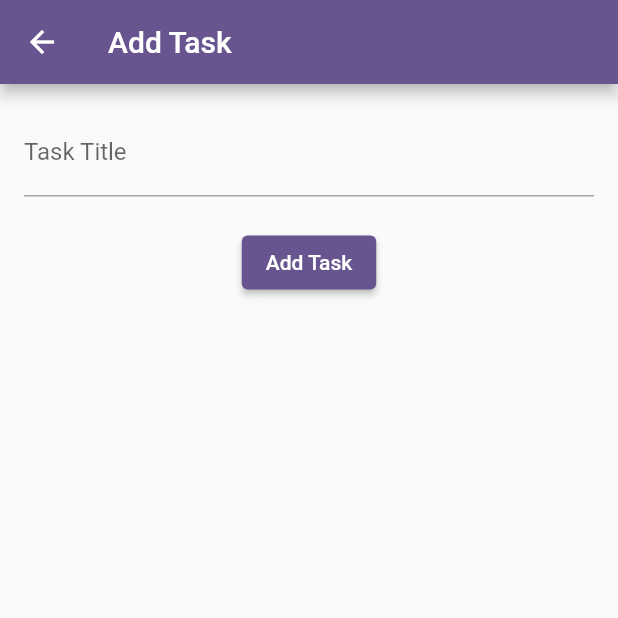
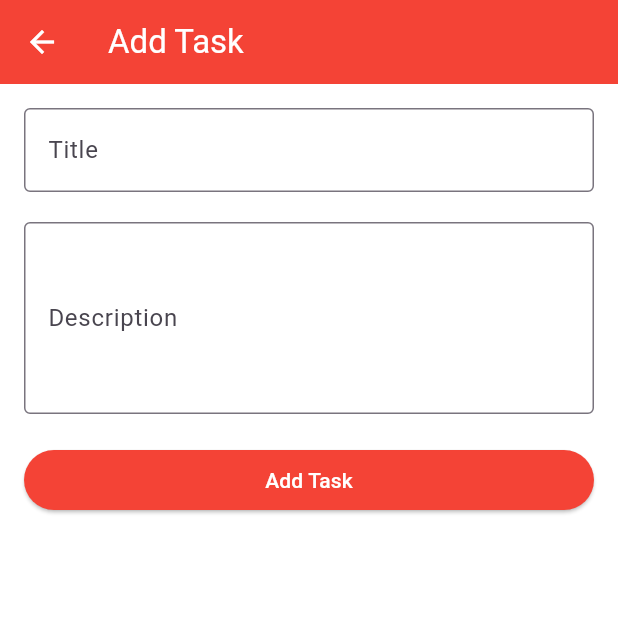
Before and after one commit to YashrajsinhYz/Task-Management-App, a Flutter app: the screen it shows after launch, after a tap on the "add" icon, on a phone screen of 412 x 824 dp, the top half of it. Run offline on Flutter 3.47's test engine with Material 3 defaults, Android fonts, the phone set to English and light mode, and no system bars; our stand-ins replace flutter_riverpod, hive_flutter; accounts and stored records are empty.

Commit message:
Light-Dark mode with stored preference.

```diff
--- a/lib/main.dart
+++ b/lib/main.dart
@@ -1,24 +1,33 @@
 import 'package:flutter/material.dart';
 import 'package:flutter_riverpod/flutter_riverpod.dart';
-import 'package:task_management/views/task_list_view.dart';
+import 'package:hive_flutter/hive_flutter.dart';
+import 'package:task_management/utility/app_theme.dart';
+import 'package:task_management/view_models/theme_view_model.dart';
+import 'package:task_management/views/home_screen.dart';
 
-void main() {
+Future<void> main() async {
+
+  await Hive.initFlutter();
+  // Open Hive box
+  await Hive.openBox('settings');
+
   runApp(ProviderScope(child: MyApp()));
 }
 
-class MyApp extends StatelessWidget {
+class MyApp extends ConsumerWidget {
   const MyApp({super.key});
 
   @override
-  Widget build(BuildContext context) {
+  Widget build(BuildContext context, WidgetRef ref) {
+    final isDarkMode = ref.watch(themeStateNotifier);
+
     return MaterialApp(
       title: 'Flutter Demo',
       debugShowCheckedModeBanner: false,
-      theme: ThemeData(
-        useMaterial3: false,
-        colorScheme: ColorScheme.fromSeed(seedColor: Colors.deepPurple),
-      ),
-      home: TaskListView(),
+      theme: AppTheme.lightTheme,
+      darkTheme: AppTheme.darkTheme,
+      themeMode: isDarkMode ? ThemeMode.dark : ThemeMode.light,
+      home: HomeScreen(),
     );
   }
 }
--- a/lib/models/task_model.dart
+++ b/lib/models/task_model.dart
@@ -1,25 +1,29 @@
-class Task {
+class TaskModel {
   final int id;
   final String title;
+  final String description;
   final bool isCompleted;
 
-  Task({required this.id, required this.title, this.isCompleted = false});
+  TaskModel({
+    required this.id,
+    required this.title,
+    required this.description,
+    this.isCompleted = false,
+  });
 
   // Convert Task to Map (for database operations)
-  Map<String, dynamic> toMap() {
-    return {
-      'id': id,
-      'title': title,
-      'isCompleted': isCompleted ? 1 : 0,
-    };
-  }
+  Map<String, dynamic> toMap() => {
+        "id": id,
+        "title": title,
+        "description": description,
+        "isCompleted": isCompleted ? 1 : 0,
+      };
 
   // Create Task from Map (for database operations)
-  factory Task.fromMap(Map<String, dynamic> map) {
-    return Task(
-      id: map['id'],
-      title: map['title'],
-      isCompleted: map['isCompleted'] == 1,
-    );
-  }
+  factory TaskModel.fromMap(Map<String, dynamic> json) => TaskModel(
+        id: json["id"],
+        title: json["title"],
+        description: json["description"],
+        isCompleted: json["isCompleted"] == 1,
+      );
 }
--- /dev/null
+++ b/lib/utility/app_theme.dart
@@ -0,0 +1,41 @@
+import 'package:flutter/material.dart';
+
+class AppTheme {
+  static ThemeData lightTheme = ThemeData(
+    scaffoldBackgroundColor: Colors.white,
+    appBarTheme: AppBarTheme(
+      color: Colors.red,
+      iconTheme: IconThemeData(color: Colors.white),
+      titleTextStyle: TextStyle(color: Colors.white, fontSize: 22),
+    ),
+    elevatedButtonTheme: ElevatedButtonThemeData(
+      style: ElevatedButton.styleFrom(
+        backgroundColor: Colors.red,
+        foregroundColor: Colors.white,
+      )
+    ),
+    floatingActionButtonTheme: FloatingActionButtonThemeData(
+      backgroundColor: Colors.red,
+      foregroundColor: Colors.white,
+    )
+  );
+
+  static ThemeData darkTheme = ThemeData(
+    scaffoldBackgroundColor: Colors.grey.shade900,
+    appBarTheme: AppBarTheme(
+      color: Colors.tealAccent,
+      iconTheme: IconThemeData(color: Colors.grey.shade900),
+      titleTextStyle: TextStyle(color: Colors.grey.shade900, fontSize: 22),
+    ),
+    elevatedButtonTheme: ElevatedButtonThemeData(
+        style: ElevatedButton.styleFrom(
+          backgroundColor: Colors.tealAccent,
+          foregroundColor: Colors.black,
+        )
+    ),
+    floatingActionButtonTheme: FloatingActionButtonThemeData(
+      backgroundColor: Colors.tealAccent,
+      foregroundColor: Colors.black,
+    )
+  );
+}
--- a/lib/view_models/task_view_model.dart
+++ b/lib/view_models/task_view_model.dart
@@ -1,23 +1,31 @@
 import 'package:flutter_riverpod/flutter_riverpod.dart';
 import 'package:task_management/models/task_model.dart';
 
-final taskViewModelProvider = StateNotifierProvider<TaskViewModel, List<Task>>(
-      (ref) => TaskViewModel(),
+final taskViewModelProvider =
+    StateNotifierProvider<TaskViewModel, List<TaskModel>>(
+  (ref) => TaskViewModel(),
 );
 
-class TaskViewModel extends StateNotifier<List<Task>> {
+class TaskViewModel extends StateNotifier<List<TaskModel>> {
   TaskViewModel() : super([]);
 
   // Add Task
-  void addTask(String title) {
-    final newTask = Task(id: state.length + 1, title: title);
+  void addTask(String title, String description) {
+    final newTask =
+        TaskModel(id: state.length + 1, title: title, description: description);
     state = [...state, newTask]; // Update state
   }
 
   // Toggle Task Completion
   void toggleTask(int id) {
     state = state.map((task) {
-      return task.id == id ? Task(id: task.id, title: task.title, isCompleted: !task.isCompleted) : task;
+      return task.id == id
+          ? TaskModel(
+              id: task.id,
+              title: task.title,
+              isCompleted: !task.isCompleted,
+              description: task.description)
+          : task;
     }).toList();
   }
 
--- /dev/null
+++ b/lib/view_models/theme_view_model.dart
@@ -0,0 +1,19 @@
+import 'package:flutter_riverpod/flutter_riverpod.dart';
+import 'package:hive_flutter/hive_flutter.dart';
+
+final themeStateNotifier =
+    StateNotifierProvider<ThemeViewModel, bool>((ref) => ThemeViewModel());
+
+class ThemeViewModel extends StateNotifier<bool> {
+  ThemeViewModel() : super(_loadTheme());
+
+  static bool _loadTheme() {
+    final box = Hive.box("settings");
+    return box.get("isDarkMode", defaultValue: false);
+  }
+
+  void toggleTheme() {
+    state = !state;
+    Hive.box("settings").put("isDarkMode", state);
+  }
+}
--- /dev/null
+++ b/lib/views/add_edit_task_screen.dart
@@ -0,0 +1,53 @@
+import 'package:flutter/material.dart';
+import 'package:flutter_riverpod/flutter_riverpod.dart';
+import 'package:task_management/view_models/task_view_model.dart';
+
+class AddEditTaskScreen extends ConsumerWidget {
+  final TextEditingController _titleController = TextEditingController();
+  final TextEditingController _descriptionController = TextEditingController();
+
+  AddEditTaskScreen({super.key});
+
+  @override
+  Widget build(BuildContext context, WidgetRef ref) {
+    return Scaffold(
+      appBar: AppBar(title: Text("Add Task")),
+      body: Padding(
+        padding: const EdgeInsets.all(16.0),
+        child: Column(
+          children: [
+            TextField(
+              controller: _titleController,
+              textCapitalization: TextCapitalization.words,
+              textInputAction: TextInputAction.next,
+              decoration: InputDecoration(
+                  labelText: "Title", border: OutlineInputBorder()),
+            ),
+            SizedBox(height: 20),
+            TextField(
+              maxLines: 4,
+              controller: _descriptionController,
+              textCapitalization: TextCapitalization.sentences,
+              decoration: InputDecoration(
+                  labelText: "Description", border: OutlineInputBorder()),
+            ),
+            SizedBox(height: 20),
+            SizedBox(
+              width: MediaQuery.of(context).size.width,
+              child: ElevatedButton(
+                child: Text("Add Task"),
+                onPressed: () {
+                  if (_titleController.text.isNotEmpty) {
+                    ref.read(taskViewModelProvider.notifier).addTask(
+                        _titleController.text, _descriptionController.text);
+                    Navigator.pop(context); // Go back to Task List
+                  }
+                },
+              ),
+            ),
+          ],
+        ),
+      ),
+    );
+  }
+}
--- a/lib/views/add_task_view.dart
+++ /dev/null
@@ -1,36 +0,0 @@
-import 'package:flutter/material.dart';
-import 'package:flutter_riverpod/flutter_riverpod.dart';
-import 'package:task_management/view_models/task_view_model.dart';
-
-
-class AddTaskView extends ConsumerWidget {
-  final TextEditingController _controller = TextEditingController();
-
-  @override
-  Widget build(BuildContext context, WidgetRef ref) {
-    return Scaffold(
-      appBar: AppBar(title: Text('Add Task')),
-      body: Padding(
-        padding: const EdgeInsets.all(16.0),
-        child: Column(
-          children: [
-            TextField(
-              controller: _controller,
-              decoration: InputDecoration(labelText: 'Task Title'),
-            ),
-            SizedBox(height: 20),
-            ElevatedButton(
-              onPressed: () {
-                if (_controller.text.isNotEmpty) {
-                  ref.read(taskViewModelProvider.notifier).addTask(_controller.text);
-                  Navigator.pop(context); // Go back to Task List
-                }
-              },
-              child: Text('Add Task'),
-            ),
-          ],
-        ),
-      ),
-    );
-  }
-}
--- /dev/null
+++ b/lib/views/home_screen.dart
@@ -0,0 +1,75 @@
+import 'package:flutter/material.dart';
+import 'package:flutter_riverpod/flutter_riverpod.dart';
+import 'package:task_management/view_models/task_view_model.dart';
+import 'package:task_management/views/add_edit_task_screen.dart';
+import 'package:task_management/views/settings_screen.dart';
+
+class HomeScreen extends ConsumerWidget {
+  const HomeScreen({super.key});
+
+  @override
+  Widget build(BuildContext context, WidgetRef ref) {
+    final tasks = ref.watch(taskViewModelProvider);
+
+    return Scaffold(
+      appBar: AppBar(
+        title: Text('Task Manager'),
+        actions: [
+          IconButton(
+            icon: Icon(Icons.settings),
+            onPressed: () => Navigator.push(
+              context,
+              MaterialPageRoute(
+                builder: (context) => SettingsScreen(),
+              ),
+            ),
+          )
+        ],
+      ),
+      body: ListView.builder(
+        itemCount: tasks.length,
+        itemBuilder: (context, index) {
+          final task = tasks[index];
+
+          return ListTile(
+            leading: IconButton(
+              visualDensity: VisualDensity(horizontal: -4),
+              icon: Icon(task.isCompleted
+                  ? Icons.check_box
+                  : Icons.check_box_outline_blank),
+              onPressed: () =>
+                  ref.read(taskViewModelProvider.notifier).toggleTask(task.id),
+            ),
+            title: Text(
+              task.title,
+              style: TextStyle(
+                  decoration:
+                      task.isCompleted ? TextDecoration.lineThrough : null),
+            ),
+            subtitle: Text(
+              task.description,
+              style: TextStyle(
+                  overflow: TextOverflow.ellipsis,
+                  decoration:
+                      task.isCompleted ? TextDecoration.lineThrough : null),
+            ),
+            trailing: IconButton(
+              icon: Icon(Icons.edit),
+              onPressed: () {},
+            ),
+          );
+        },
+      ),
+      floatingActionButton: FloatingActionButton(
+        onPressed: () {
+          // Navigate to Add Task screen
+          Navigator.push(
+            context,
+            MaterialPageRoute(builder: (context) => AddEditTaskScreen()),
+          );
+        },
+        child: Icon(Icons.add),
+      ),
+    );
+  }
+}
--- a/lib/views/task_list_view.dart
+++ /dev/null
@@ -1,49 +0,0 @@
-import 'package:flutter/material.dart';
-import 'package:flutter_riverpod/flutter_riverpod.dart';
-import 'package:task_management/view_models/task_view_model.dart';
-import 'package:task_management/views/add_task_view.dart';
-
-class TaskListView extends ConsumerWidget {
-  const TaskListView({super.key});
-
-  @override
-  Widget build(BuildContext context, WidgetRef ref) {
-    final tasks = ref.watch(taskViewModelProvider);
-
-    return Scaffold(
-      appBar: AppBar(title: Text('Task Manager')),
-      body: ListView.builder(
-        itemCount: tasks.length,
-        itemBuilder: (context, index) {
-          final task = tasks[index];
-
-          return ListTile(
-            title: Text(
-              task.title,
-              style: TextStyle(
-                  decoration:
-                      task.isCompleted ? TextDecoration.lineThrough : null),
-            ),
-            trailing: IconButton(
-              icon: Icon(task.isCompleted
-                  ? Icons.check_box
-                  : Icons.check_box_outline_blank),
-              onPressed: () =>
-                  ref.read(taskViewModelProvider.notifier).toggleTask(task.id),
-            ),
-          );
-        },
-      ),
-      floatingActionButton: FloatingActionButton(
-        onPressed: () {
-          // Navigate to Add Task screen
-          Navigator.push(
-            context,
-            MaterialPageRoute(builder: (context) => AddTaskView()),
-          );
-        },
-        child: Icon(Icons.add),
-      ),
-    );
-  }
-}
--- a/pubspec.yaml
+++ b/pubspec.yaml
@@ -35,6 +35,7 @@ dependencies:
   # Use with the CupertinoIcons class for iOS style icons.
   cupertino_icons: ^1.0.8
   sqflite: ^2.4.1
+  hive: ^2.2.3
   hive_flutter: ^1.1.0
   flutter_riverpod: ^2.6.1
 
```
Also changed, not shown: lib/views/settings_screen.dart (added, +36 -0 lines), 1 other file.
